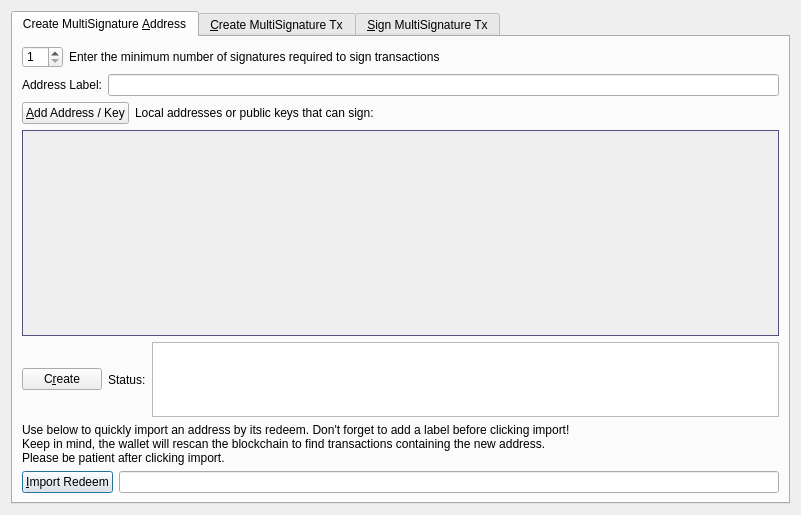
The window that src/qt/forms/multisigdialog.ui (aigon1989/AXIM) describes before a commit, drawn with Qt 5.
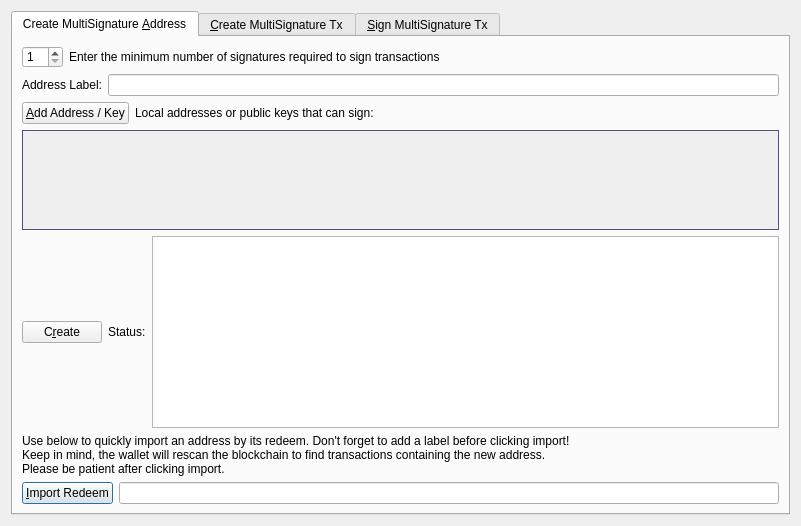
The same window after the commit. The open tabs and pages were chosen to show the change. Icons and pictures are not drawn.

```diff
--- a/src/qt/forms/multisigdialog.ui
+++ b/src/qt/forms/multisigdialog.ui
@@ -217,7 +217,7 @@
              <verstretch>0</verstretch>
             </sizepolicy>
            </property>
-           <property name="maximumSize">
+           <property name="mstateraumSize">
             <size>
              <width>16777215</width>
              <height>75</height>
```
Left out of the diff: 28 changed lines with no effect on the pictures.
